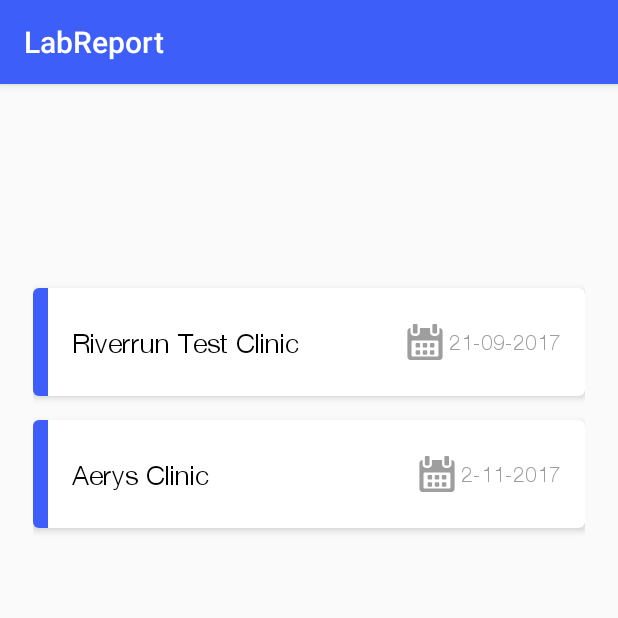
After one commit to harikrishnanr994/medivault, an Android app: the LabReport screen opened directly, with no data from a screen before it, on a phone screen of 412 x 824 dp, the top half of it. The commit adds this screen. Run offline under Robolectric (Android 15) with nearby library versions, the phone set to English and light mode, and no system bars; our stand-ins replace Firebase (no records; nobody signed in at launch, a user with empty details on screens opened directly).

Commit message:
Lab Reports activity and adapter implemented

```diff
--- a/app/build.gradle
+++ b/app/build.gradle
@@ -22,6 +22,7 @@ repositories {
     mavenCentral()
     jcenter()
     maven { url "https://jitpack.io" }
+    maven { url "http://dl.bintray.com/lukaville/maven" }
     flatDir {
         dirs 'libs'
     }
@@ -44,6 +45,7 @@ dependencies {
     compile 'com.google.firebase:firebase-auth:11.6.0'
     compile 'com.google.firebase:firebase-database:11.6.0'
     compile 'com.google.firebase:firebase-storage:11.6.0'
+    compile 'com.nbsp:library:1.8'
     compile 'io.chirp.sdk:chirp-sdk-release:2.5.2@aar'
     compile 'com.squareup.retrofit2:retrofit:2.3.0'
     compile 'com.squareup.retrofit2:converter-gson:2.3.0'
--- a/app/src/main/AndroidManifest.xml
+++ b/app/src/main/AndroidManifest.xml
@@ -6,6 +6,7 @@
     <uses-permission android:name="android.permission.RECORD_AUDIO" />
     <uses-permission android:name="android.permission.INTERNET" />
     <uses-permission android:name="android.permission.ACCESS_NETWORK_STATE" />
+    <uses-permission android:name="android.permission.READ_EXTERNAL_STORAGE" />
 
     <application
         android:allowBackup="true"
@@ -35,7 +36,11 @@
         <activity android:name=".ProfileDetails" />
         <activity android:name=".DoctorAddActivity" />
         <activity android:name=".ViewDetailsActivity" />
-        <activity android:name=".HospitalViewActivity"></activity>
+        <activity android:name=".HospitalViewActivity" />
+        <activity
+            android:name=".LabReport"
+            android:label="@string/title_activity_lab_report"
+            android:theme="@style/AppTheme"></activity>
     </application>
 
 </manifest>
--- /dev/null
+++ b/app/src/main/java/com/carehack/medivault/LabReport.java
@@ -0,0 +1,50 @@
+package com.carehack.medivault;
+
+import android.nfc.NfcAdapter;
+import android.os.Bundle;
+import android.support.design.widget.FloatingActionButton;
+import android.support.design.widget.Snackbar;
+import android.support.v7.app.AppCompatActivity;
+import android.support.v7.widget.LinearLayoutManager;
+import android.support.v7.widget.RecyclerView;
+import android.support.v7.widget.Toolbar;
+import android.view.View;
+
+import com.google.firebase.database.DatabaseReference;
+import com.google.firebase.database.FirebaseDatabase;
+
+import java.util.ArrayList;
+
+public class LabReport extends AppCompatActivity {
+
+    private FirebaseDatabase firebase;
+    private DatabaseReference ref;
+    private ArrayList<DataClass> labReports;
+    private RecyclerView labReportRV;
+    private RecyclerView.Adapter labReportsAdapter;
+
+    @Override
+    protected void onCreate(Bundle savedInstanceState) {
+        super.onCreate(savedInstanceState);
+        setContentView(R.layout.activity_lab_report);
+        Toolbar toolbar = (Toolbar) findViewById(R.id.toolbar);
+        setSupportActionBar(toolbar);
+        labReports=new ArrayList<>();
+        firebase=FirebaseDatabase.getInstance();
+        ref=firebase.getReference().child("Lab Report");
+
+        labReports.add(new DataClass());
+        labReports.get(0).setTitle("Riverrun Test Clinic");
+        labReports.get(0).setDate("21-09-2017");
+
+        labReports.add(new DataClass());
+        labReports.get(1).setTitle("Aerys Clinic");
+        labReports.get(1).setDate("2-11-2017");
+
+        labReportRV=findViewById(R.id.labReportRV);
+        labReportRV.setLayoutManager(new LinearLayoutManager(LabReport.this));
+        labReportsAdapter=new LabReportsRVAdapter(labReports);
+        labReportRV.setAdapter(labReportsAdapter);
+    }
+
+}
--- /dev/null
+++ b/app/src/main/java/com/carehack/medivault/LabReportsRVAdapter.java
@@ -0,0 +1,51 @@
+package com.carehack.medivault;
+
+import android.support.v7.widget.RecyclerView;
+import android.view.LayoutInflater;
+import android.view.View;
+import android.view.ViewGroup;
+import android.widget.TextView;
+
+import java.util.ArrayList;
+import java.util.zip.Inflater;
+
+/**
+ * Created by user on 11/26/2017.
+ */
+
+public class LabReportsRVAdapter extends RecyclerView.Adapter<LabReportsRVAdapter.MyViewHolder> {
+
+    public LabReportsRVAdapter(ArrayList<DataClass> data) {
+        this.data = data;
+    }
+
+    ArrayList<DataClass> data;
+    @Override
+    public LabReportsRVAdapter.MyViewHolder onCreateViewHolder(ViewGroup parent, int viewType) {
+        View v= LayoutInflater.from(parent.getContext()).inflate(R.layout.card_lab_view_report,parent, false);
+
+        return new MyViewHolder(v);
+    }
+
+    @Override
+    public void onBindViewHolder(LabReportsRVAdapter.MyViewHolder holder, int position) {
+
+            holder.dateTV.setText(data.get(position).getDate());
+            holder.labNameTV.setText(data.get(position).getTitle());
+    }
+
+    @Override
+    public int getItemCount() {
+        return data.size();
+    }
+
+    public class MyViewHolder extends RecyclerView.ViewHolder{
+
+        TextView labNameTV, dateTV;
+        public MyViewHolder(View itemView) {
+            super(itemView);
+            labNameTV=itemView.findViewById(R.id.course_name);
+            dateTV=itemView.findViewById(R.id.duration);
+        }
+    }
+}
--- /dev/null
+++ b/app/src/main/res/layout/activity_lab_report.xml
@@ -0,0 +1,25 @@
+<?xml version="1.0" encoding="utf-8"?>
+<android.support.design.widget.CoordinatorLayout xmlns:android="http://schemas.android.com/apk/res/android"
+    xmlns:app="http://schemas.android.com/apk/res-auto"
+    xmlns:tools="http://schemas.android.com/tools"
+    android:layout_width="match_parent"
+    android:layout_height="match_parent"
+    tools:context="com.carehack.medivault.LabReport">
+
+    <android.support.design.widget.AppBarLayout
+        android:layout_width="match_parent"
+        android:layout_height="wrap_content"
+        android:theme="@style/AppTheme.AppBarOverlay">
+
+        <android.support.v7.widget.Toolbar
+            android:id="@+id/toolbar"
+            android:layout_width="match_parent"
+            android:layout_height="?attr/actionBarSize"
+            android:background="?attr/colorPrimary"
+            app:popupTheme="@style/AppTheme.PopupOverlay" />
+
+    </android.support.design.widget.AppBarLayout>
+
+    <include layout="@layout/content_lab_report" />
+
+</android.support.design.widget.CoordinatorLayout>
--- /dev/null
+++ b/app/src/main/res/layout/content_lab_report.xml
@@ -0,0 +1,23 @@
+<?xml version="1.0" encoding="utf-8"?>
+<android.support.constraint.ConstraintLayout xmlns:android="http://schemas.android.com/apk/res/android"
+    xmlns:app="http://schemas.android.com/apk/res-auto"
+    xmlns:tools="http://schemas.android.com/tools"
+    android:layout_width="match_parent"
+    android:layout_height="match_parent"
+    app:layout_behavior="@string/appbar_scrolling_view_behavior"
+    tools:context="com.carehack.medivault.LabReport"
+    tools:showIn="@layout/activity_lab_report">
+
+    <android.support.v7.widget.RecyclerView
+        android:id="@+id/labReportRV"
+        android:layout_width="368dp"
+        android:layout_height="520dp"
+        android:layout_marginBottom="8dp"
+        android:layout_marginEnd="8dp"
+        android:layout_marginStart="8dp"
+        android:layout_marginTop="16dp"
+        app:layout_constraintBottom_toBottomOf="parent"
+        app:layout_constraintEnd_toEndOf="parent"
+        app:layout_constraintStart_toStartOf="parent"
+        app:layout_constraintTop_toTopOf="parent" />
+</android.support.constraint.ConstraintLayout>
--- a/app/src/main/res/values/strings.xml
+++ b/app/src/main/res/values/strings.xml
@@ -26,5 +26,6 @@
     <string name="disease_hint">Select the Disease.</string>
     <string name="prescription_hint">Enter the prescription.</string>
     <string name="doctor_add_details">Submit</string>
+    <string name="title_activity_lab_report">LabReport</string>
 
 </resources>
--- a/app/src/main/res/values/styles.xml
+++ b/app/src/main/res/values/styles.xml
@@ -7,8 +7,13 @@
         <item name="colorPrimaryDark">@color/colorPrimaryDark</item>
         <item name="colorAccent">@color/colorAccent</item>
     </style>
+
     <style name="Progressbarloading" parent="ThemeOverlay.AppCompat.Light">
         <item name="colorAccent">@color/white</item>
     </style>
 
+    <style name="AppTheme.AppBarOverlay" parent="ThemeOverlay.AppCompat.Dark.ActionBar" />
+
+    <style name="AppTheme.PopupOverlay" parent="ThemeOverlay.AppCompat.Light" />
+
 </resources>
```
